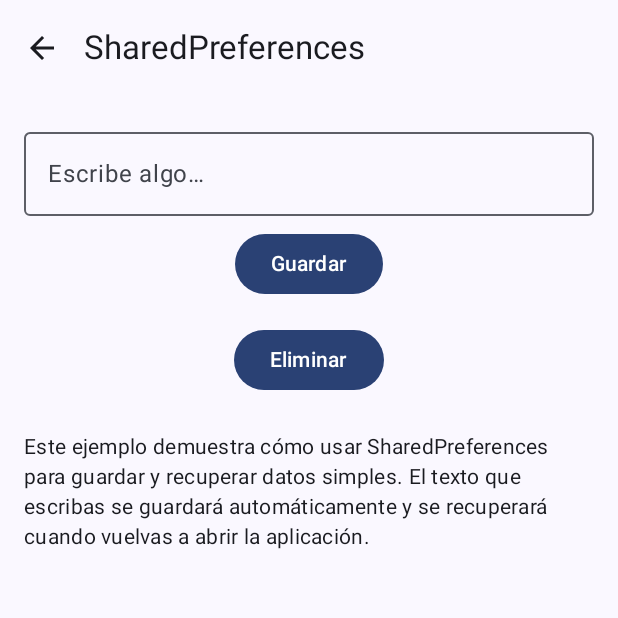
After one commit to antoniolg/Framework-Samples-Compose, an Android app built with Jetpack Compose: the SharedPreferencesScreen screen opened through its navigation route, on a phone screen of 412 x 824 dp, the top half of it. The commit adds this screen. Run offline under Robolectric (Android 15) with nearby library versions, the phone set to English and light mode, and no system bars.

Commit message:
Persistence: Shared Preferences

```diff
--- /dev/null
+++ b/app/src/main/java/com/antonioleiva/frameworksamples/ui/navigation/persistenceNav.kt
@@ -0,0 +1,22 @@
+package com.antonioleiva.frameworksamples.ui.navigation
+
+import androidx.navigation.NavGraphBuilder
+import androidx.navigation.NavHostController
+import androidx.navigation.compose.composable
+import com.antonioleiva.frameworksamples.ui.screens.persistence.PersistenceSamplesScreen
+import com.antonioleiva.frameworksamples.ui.screens.persistence.SharedPreferencesScreen
+
+fun NavGraphBuilder.persistenceNav(navController: NavHostController) {
+    composable<PersistenceSamplesScreen> {
+        PersistenceSamplesScreen(
+            onSampleClick = { navController.navigate(it.destination) },
+            onBack = { navController.popBackStack() }
+        )
+    }
+
+    composable<SharedPreferencesScreen> {
+        SharedPreferencesScreen(
+            onBack = { navController.popBackStack() }
+        )
+    }
+}
--- /dev/null
+++ b/app/src/main/java/com/antonioleiva/frameworksamples/ui/screens/persistence/SharedPreferencesScreen.kt
@@ -0,0 +1,80 @@
+package com.antonioleiva.frameworksamples.ui.screens.persistence
+
+import android.content.Context
+import androidx.compose.foundation.layout.Column
+import androidx.compose.foundation.layout.fillMaxSize
+import androidx.compose.foundation.layout.fillMaxWidth
+import androidx.compose.foundation.layout.padding
+import androidx.compose.material3.Button
+import androidx.compose.material3.MaterialTheme
+import androidx.compose.material3.OutlinedTextField
+import androidx.compose.material3.Text
+import androidx.compose.runtime.Composable
+import androidx.compose.runtime.getValue
+import androidx.compose.runtime.mutableStateOf
+import androidx.compose.runtime.remember
+import androidx.compose.runtime.setValue
+import androidx.compose.ui.Alignment
+import androidx.compose.ui.Modifier
+import androidx.compose.ui.platform.LocalContext
+import androidx.compose.ui.res.stringResource
+import androidx.compose.ui.unit.dp
+import androidx.core.content.edit
+import com.antonioleiva.frameworksamples.R
+import com.antonioleiva.frameworksamples.ui.components.Screen
+import kotlinx.serialization.Serializable
+
+private const val PREFS_NAME = "sample_prefs"
+private const val KEY_TEXT = "text"
+
+@Serializable
+object SharedPreferencesScreen
+
+@Composable
+fun SharedPreferencesScreen(onBack: () -> Unit) {
+    val context = LocalContext.current
+    val prefs = remember { context.getSharedPreferences(PREFS_NAME, Context.MODE_PRIVATE) }
+    var text by remember { mutableStateOf(prefs.getString(KEY_TEXT, "") ?: "") }
+
+    Screen(
+        title = stringResource(R.string.shared_preferences),
+        onBack = onBack
+    ) { modifier ->
+        Column(
+            modifier = modifier
+                .fillMaxSize()
+                .padding(16.dp),
+            horizontalAlignment = Alignment.CenterHorizontally
+        ) {
+            OutlinedTextField(
+                value = text,
+                onValueChange = { text = it },
+                label = { Text(stringResource(R.string.text_hint)) },
+                modifier = Modifier.fillMaxWidth()
+            )
+
+            Button(
+                onClick = { prefs.edit { putString(KEY_TEXT, text) } },
+                modifier = Modifier.padding(vertical = 8.dp)
+            ) {
+                Text(stringResource(R.string.save))
+            }
+
+            Button(
+                onClick = {
+                    prefs.edit { remove(KEY_TEXT) }
+                    text = ""
+                },
+                modifier = Modifier.padding(vertical = 8.dp)
+            ) {
+                Text(stringResource(R.string.delete))
+            }
+
+            Text(
+                text = stringResource(R.string.shared_preferences_instructions),
+                style = MaterialTheme.typography.bodyMedium,
+                modifier = Modifier.padding(top = 16.dp)
+            )
+        }
+    }
+}
--- a/app/src/main/res/values/strings.xml
+++ b/app/src/main/res/values/strings.xml
@@ -77,4 +77,12 @@
     <string name="notification_download_title">Descargando archivo</string>
     <string name="notification_download_content">Progreso: %d%%</string>
     <string name="notification_download_complete">Descarga completada</string>
+
+    <!-- Persistence -->
+    <string name="shared_preferences">SharedPreferences</string>
+    <string name="shared_preferences_description">Ejemplo de uso de SharedPreferences para guardar datos simples</string>
+    <string name="text_hint">Escribe algo…</string>
+    <string name="save">Guardar</string>
+    <string name="delete">Eliminar</string>
+    <string name="shared_preferences_instructions">Este ejemplo demuestra cómo usar SharedPreferences para guardar y recuperar datos simples. El texto que escribas se guardará automáticamente y se recuperará cuando vuelvas a abrir la aplicación.</string>
 </resources>
```
Also changed, not shown: app/src/main/java/com/antonioleiva/frameworksamples/model/Topic.kt (+16 -11 lines), app/src/main/java/com/antonioleiva/frameworksamples/ui/navigation/Navigation.kt (+4 -10 lines), app/src/main/java/com/antonioleiva/frameworksamples/ui/screens/persistence/PersistenceSamplesScreen.kt (added, +34 -0 lines), app/src/main/java/com/antonioleiva/frameworksamples/ui/screens/services/DownloadService.kt (+2 -45 lines).
